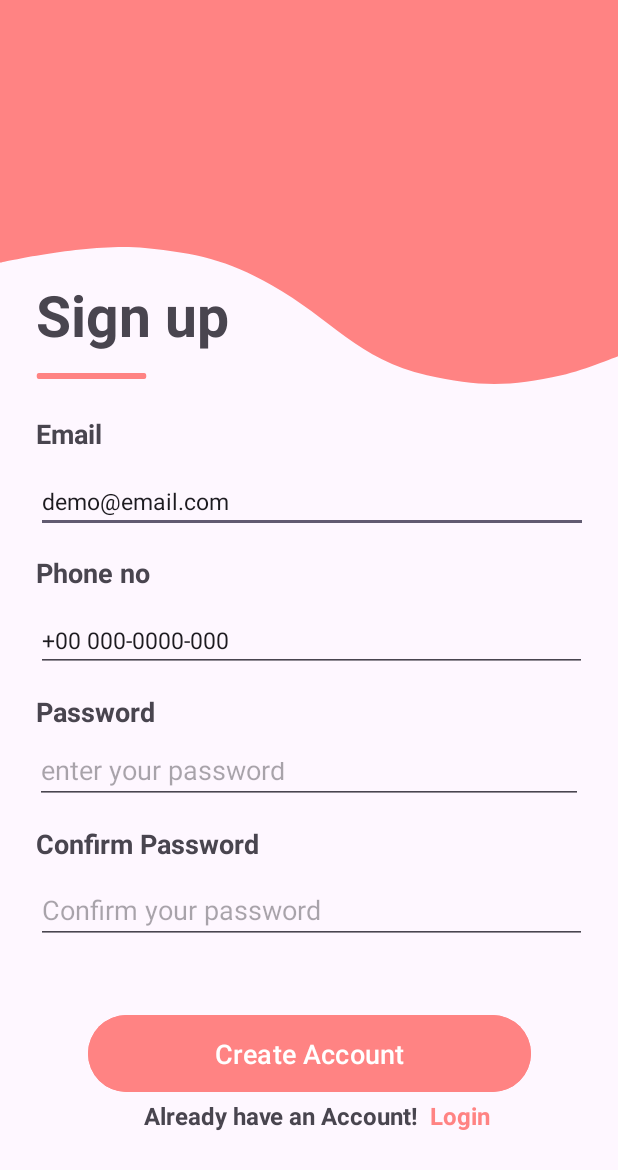
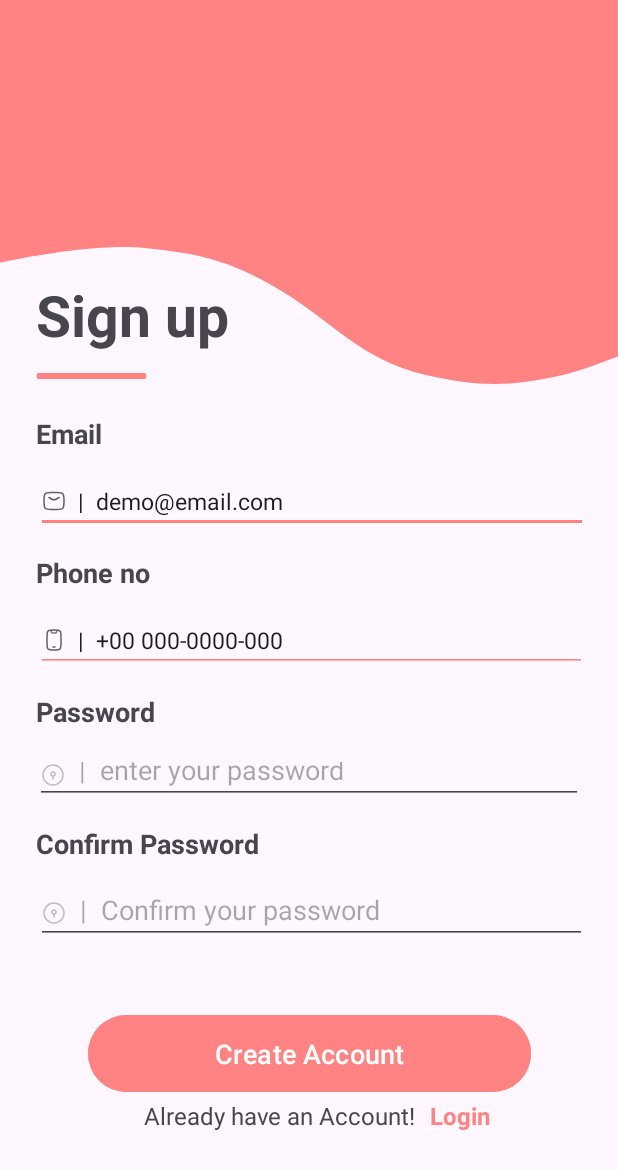
Before and after one commit to NguyenTanDat1105/BTAndroid65CLC, an Android app: the screen it shows after launch (MainActivity), on a phone screen of 412 x 824 dp. Shown: the top 1170 px of the screen. Run offline under Robolectric (Android 15) with nearby library versions, the phone set to English and light mode, and no system bars.

Commit message:
LoginScreen

```diff
--- /dev/null
+++ b/LoginScreenFigma/app/src/main/res/drawable/email_icon.xml
@@ -0,0 +1,17 @@
+<vector xmlns:android="http://schemas.android.com/apk/res/android"
+    android:width="16dp"
+    android:height="16dp"
+    android:viewportWidth="16"
+    android:viewportHeight="16">
+    <path
+        android:strokeColor="#FF616161"
+        android:strokeWidth="1"
+        android:strokeLineCap="round"
+        android:strokeLineJoin="round"
+        android:pathData="M4.67 5.67l1.96 1.16c1.14 0.67 1.6 0.67 2.74 0l1.96-1.16"/>
+    <path
+        android:strokeColor="#FF616161"
+        android:strokeWidth="1"
+        android:strokeLineJoin="round"
+        android:pathData="M1.34 8.98c0.05 2.05 0.07 3.07 0.82 3.83 0.76 0.75 1.8 0.78 3.9 0.83 1.3 0.03 2.58 0.03 3.87 0 2.1-0.05 3.15-0.08 3.9-0.83 0.76-0.76 0.78-1.78 0.83-3.83V7.02c-0.05-2.05-0.07-3.07-0.82-3.83-0.76-0.75-1.8-0.78-3.9-0.83-1.3-0.03-2.58-0.03-3.87 0-2.1 0.05-3.15 0.08-3.9 0.83C1.4 3.95 1.38 4.97 1.33 7.02v1.96Z"/>
+</vector>
--- /dev/null
+++ b/LoginScreenFigma/app/src/main/res/drawable/key_icon.xml
@@ -0,0 +1,15 @@
+<vector xmlns:android="http://schemas.android.com/apk/res/android"
+    android:width="16dp"
+    android:height="16dp"
+    android:viewportWidth="16"
+    android:viewportHeight="16">
+    <path
+        android:strokeColor="#FFBDBDBD"
+        android:strokeWidth="1"
+        android:pathData="M14.67 8c0 3.68-2.99 6.67-6.67 6.67-3.68 0-6.67-2.99-6.67-6.67 0-3.68 2.99-6.67 6.67-6.67 3.68 0 6.67 2.99 6.67 6.67Z"/>
+    <path
+        android:strokeColor="#FFBDBDBD"
+        android:strokeWidth="1"
+        android:strokeLineCap="round"
+        android:pathData="M8 8.67c0.74 0 1.33-0.6 1.33-1.34C9.33 6.6 8.73 6 8 6 7.26 6 6.67 6.6 6.67 7.33c0 0.74 0.6 1.34 1.33 1.34Zm0 0v2"/>
+</vector>
--- /dev/null
+++ b/LoginScreenFigma/app/src/main/res/drawable/phone_icon.xml
@@ -0,0 +1,22 @@
+<vector xmlns:android="http://schemas.android.com/apk/res/android"
+    android:width="16dp"
+    android:height="16dp"
+    android:viewportWidth="16"
+    android:viewportHeight="16">
+    <path
+        android:strokeColor="#FF616161"
+        android:strokeWidth="1"
+        android:strokeLineCap="round"
+        android:pathData="M3.33 6c0-2.2 0-3.3 0.69-3.98C4.7 1.33 5.8 1.33 8 1.33s3.3 0 3.98 0.69C12.67 2.7 12.67 3.8 12.67 6v4c0 2.2 0 3.3-0.69 3.98-0.68 0.69-1.78 0.69-3.98 0.69s-3.3 0-3.98-0.69C3.33 13.3 3.33 12.2 3.33 10V6Z"/>
+    <path
+        android:strokeColor="#FF616161"
+        android:strokeWidth="1"
+        android:strokeLineCap="round"
+        android:strokeLineJoin="round"
+        android:pathData="M7.33 12.67h1.34"/>
+    <path
+        android:strokeColor="#FF757575"
+        android:strokeWidth="1"
+        android:strokeLineJoin="round"
+        android:pathData="M6 1.33L6.06 1.7c0.13 0.77 0.2 1.16 0.46 1.4C6.79 3.32 7.18 3.32 8 3.32s1.2 0 1.48-0.25c0.27-0.23 0.33-0.62 0.46-1.4L10 1.34"/>
+</vector>
--- a/LoginScreenFigma/app/src/main/res/layout/activity_main.xml
+++ b/LoginScreenFigma/app/src/main/res/layout/activity_main.xml
@@ -68,9 +68,11 @@
             android:layout_width="368dp"
             android:layout_height="42dp"
             android:layout_marginStart="24dp"
+            android:backgroundTint="#FD8282"
+            android:drawableLeft="@drawable/email_icon"
             android:ems="10"
             android:inputType="text"
-            android:text="demo@email.com"
+            android:text="  |  demo@email.com"
             android:textSize="15dp"
             app:layout_constraintBottom_toTopOf="@+id/textView4"
             app:layout_constraintStart_toStartOf="parent"
@@ -93,9 +95,11 @@
             android:layout_width="367dp"
             android:layout_height="42dp"
             android:layout_marginStart="24dp"
+            android:backgroundTint="#FD8282"
+            android:drawableLeft="@drawable/phone_icon"
             android:ems="10"
             android:inputType="text"
-            android:text="+00 000-0000-000"
+            android:text="  |  +00 000-0000-000"
             android:textSize="15dp"
             app:layout_constraintBottom_toTopOf="@+id/textView5"
             app:layout_constraintStart_toStartOf="parent"
@@ -118,9 +122,10 @@
             android:layout_width="365dp"
             android:layout_height="38dp"
             android:layout_marginStart="23dp"
+            android:drawableLeft="@drawable/key_icon"
             android:ems="10"
+            android:hint="  |  enter your password"
             android:inputType="textPassword"
-            android:hint="enter your password"
             app:layout_constraintBottom_toTopOf="@+id/textView6"
             app:layout_constraintStart_toStartOf="parent"
             app:layout_constraintTop_toBottomOf="@+id/textView5" />
@@ -143,8 +148,9 @@
             android:layout_height="40dp"
             android:layout_marginStart="24dp"
             android:layout_marginBottom="89dp"
+            android:drawableLeft="@drawable/key_icon"
             android:ems="10"
-            android:hint="Confirm your password"
+            android:hint="  |  Confirm your password"
             android:inputType="textPassword"
             app:layout_constraintBottom_toBottomOf="parent"
             app:layout_constraintStart_toStartOf="parent"
@@ -172,7 +178,6 @@
         android:layout_marginBottom="68dp"
         android:text="Already have an Account!"
         android:textSize="16dp"
-        android:textStyle="bold"
         app:layout_constraintBottom_toBottomOf="parent"
         app:layout_constraintStart_toStartOf="parent" />
 
```
